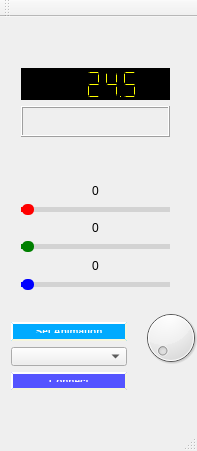
First picture: the form in mainwindow.ui, repository Mike308/RGBSupervisor, before the edit.
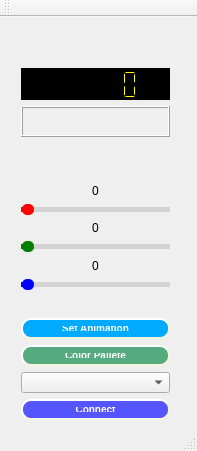
Second picture: the form after the edit. Icons and pictures are not drawn.

Commit message: - code refacotor - working on ui - added resources

```diff
--- a/mainwindow.ui
+++ b/mainwindow.ui
@@ -646,7 +646,7 @@
         <enum>QLCDNumber::Filled</enum>
        </property>
        <property name="value" stdset="0">
-        <double>24.500000000000000</double>
+        <double>0.000000000000000</double>
        </property>
       </widget>
      </item>
@@ -662,26 +662,13 @@
      </item>
     </layout>
    </widget>
-   <widget class="QDial" name="hsvDial">
-    <property name="geometry">
-     <rect>
-      <x>140</x>
-      <y>290</y>
-      <width>61</width>
-      <height>61</height>
-     </rect>
-    </property>
-    <property name="maximum">
-     <number>360</number>
-    </property>
-   </widget>
    <widget class="QWidget" name="">
     <property name="geometry">
      <rect>
-      <x>0</x>
-      <y>294</y>
-      <width>138</width>
-      <height>90</height>
+      <x>10</x>
+      <y>290</y>
+      <width>171</width>
+      <height>124</height>
      </rect>
     </property>
     <layout class="QVBoxLayout" name="verticalLayout_3">
@@ -713,6 +700,35 @@
        </property>
       </widget>
      </item>
+     <item>
+      <widget class="QPushButton" name="pushButton_3">
+       <property name="styleSheet">
+        <string notr="true">QPushButton {
+    
+	
+   
+	background-color: rgb(85, 170, 127);
+    border-style: outset;
+    border-width: 2px;
+    border-radius: 10px;
+    border-color: beige;
+    font: bold 10px;
+    
+	color: rgb(255, 255, 255);
+    min-width: 10em;
+    padding: 6px;
+}
+QPushButton:pressed {
+    
+	background-color: rgb(0, 170, 0);
+    border-style: inset;
+}</string>
+       </property>
+       <property name="text">
+        <string>Color Pallete</string>
+       </property>
+      </widget>
+     </item>
      <item>
       <widget class="QComboBox" name="serialCombo"/>
      </item>
```
Left out of the diff: 6 changed lines with no effect on the pictures. The commit also changes 5 other files.
